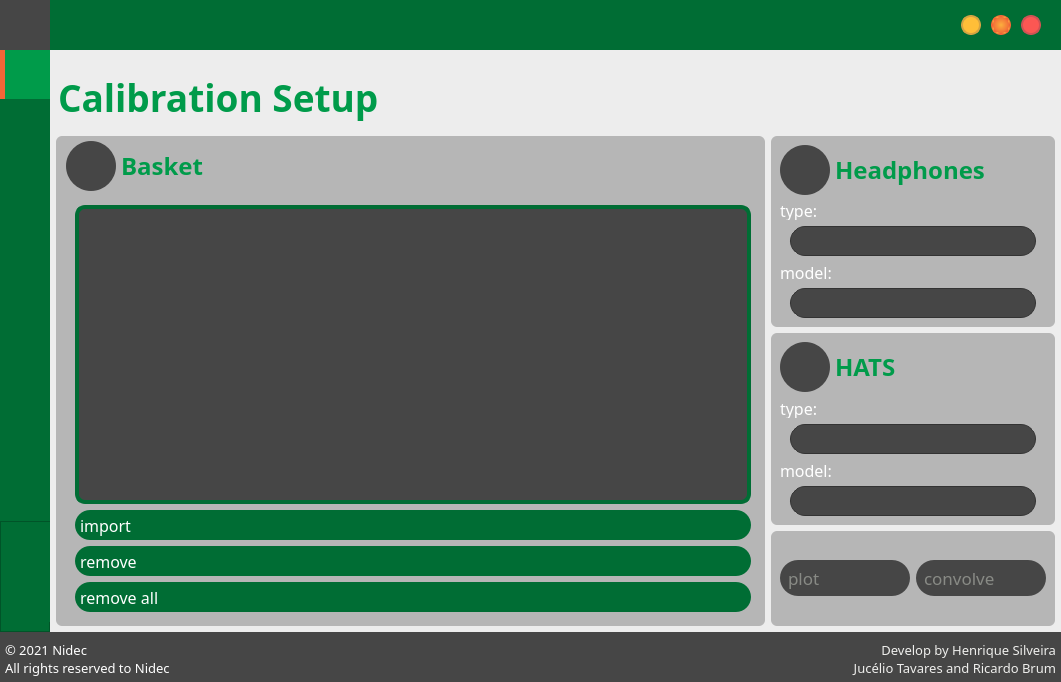
henriquealende/PsychoBox, file Forms/form.ui: the form before one commit.
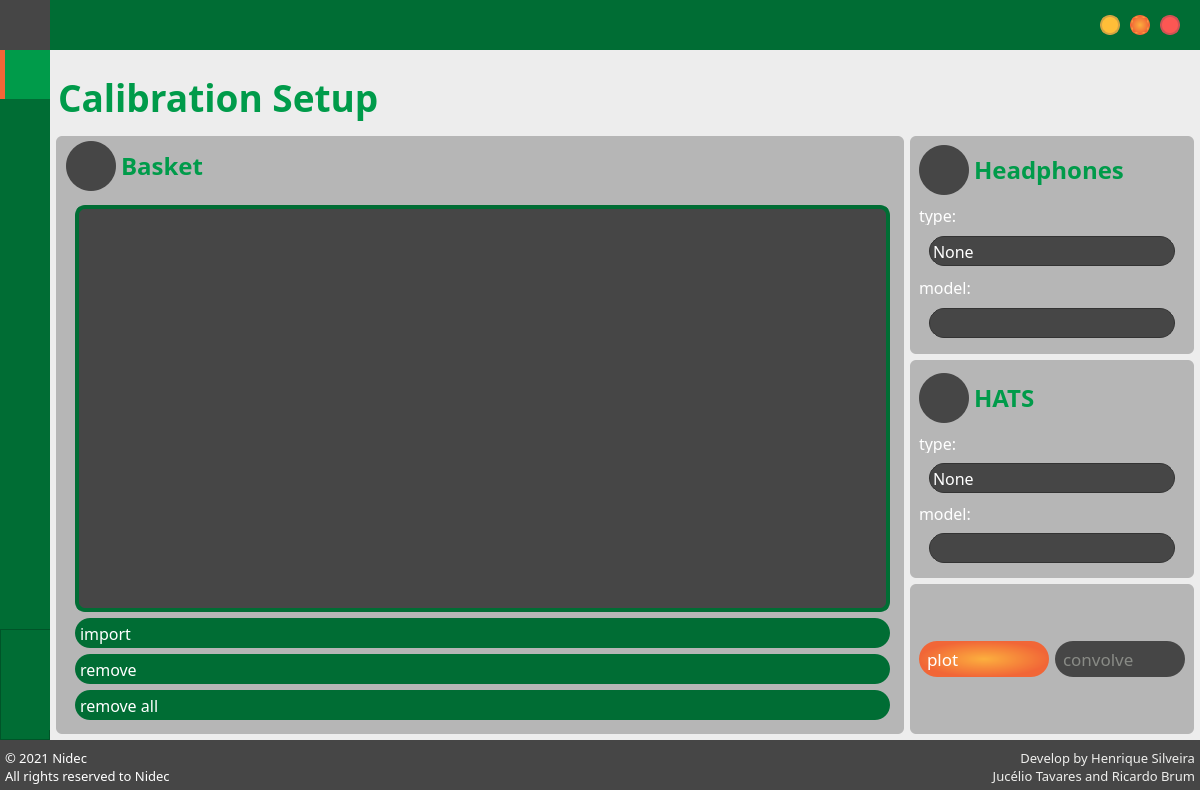
The form after the commit. Icons and pictures are not drawn.

```diff
--- a/Forms/form.ui
+++ b/Forms/form.ui
@@ -6,14 +6,14 @@
    <rect>
     <x>0</x>
     <y>0</y>
-    <width>1061</width>
-    <height>682</height>
+    <width>1200</width>
+    <height>790</height>
    </rect>
   </property>
   <property name="minimumSize">
    <size>
-    <width>50</width>
-    <height>50</height>
+    <width>1200</width>
+    <height>790</height>
    </size>
   </property>
   <property name="maximumSize">
@@ -8007,7 +8007,7 @@
                        <widget class="QComboBox" name="typeHeadBox_2">
                         <property name="minimumSize">
                          <size>
-                          <width>208</width>
+                          <width>248</width>
                           <height>30</height>
                          </size>
                         </property>
@@ -8023,6 +8023,25 @@
                           <pointsize>12</pointsize>
                          </font>
                         </property>
+                        <property name="locale">
+                         <locale language="Portuguese" country="Brazil"/>
+                        </property>
+                        <property name="currentIndex">
+                         <number>0</number>
+                        </property>
+                        <property name="insertPolicy">
+                         <enum>QComboBox::InsertAtBottom</enum>
+                        </property>
+                        <item>
+                         <property name="text">
+                          <string>None</string>
+                         </property>
+                        </item>
+                        <item>
+                         <property name="text">
+                          <string>Sennheiser</string>
+                         </property>
+                        </item>
                        </widget>
                       </item>
                       <item>
@@ -8060,7 +8079,7 @@
                         </property>
                         <property name="minimumSize">
                          <size>
-                          <width>208</width>
+                          <width>248</width>
                           <height>30</height>
                          </size>
                         </property>
@@ -8296,7 +8315,7 @@
                        <widget class="QComboBox" name="typeHatsBox_2">
                         <property name="minimumSize">
                          <size>
-                          <width>208</width>
+                          <width>248</width>
                           <height>30</height>
                          </size>
                         </property>
@@ -8312,6 +8331,21 @@
                           <pointsize>12</pointsize>
                          </font>
                         </property>
+                        <item>
+                         <property name="text">
+                          <string>None</string>
+                         </property>
+                        </item>
+                        <item>
+                         <property name="text">
+                          <string>HeadAcoustics</string>
+                         </property>
+                        </item>
+                        <item>
+                         <property name="text">
+                          <string>GRASS</string>
+                         </property>
+                        </item>
                        </widget>
                       </item>
                       <item>
@@ -8349,7 +8383,7 @@
                         </property>
                         <property name="minimumSize">
                          <size>
-                          <width>208</width>
+                          <width>248</width>
                           <height>30</height>
                          </size>
                         </property>
@@ -8420,7 +8454,7 @@
                    <item>
                     <widget class="QPushButton" name="plot">
                      <property name="enabled">
-                      <bool>false</bool>
+                      <bool>true</bool>
                      </property>
                      <property name="minimumSize">
                       <size>
```
Left out of the diff: 6 changed lines with no effect on the pictures.
